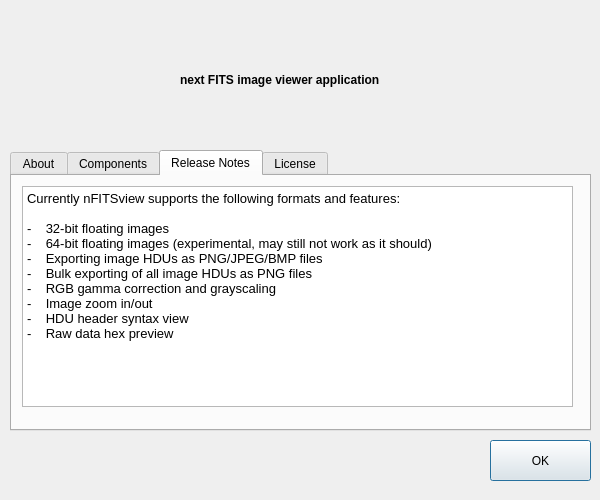
Old version of the form aboutdialog.ui in the repository surhh/nfitsview.
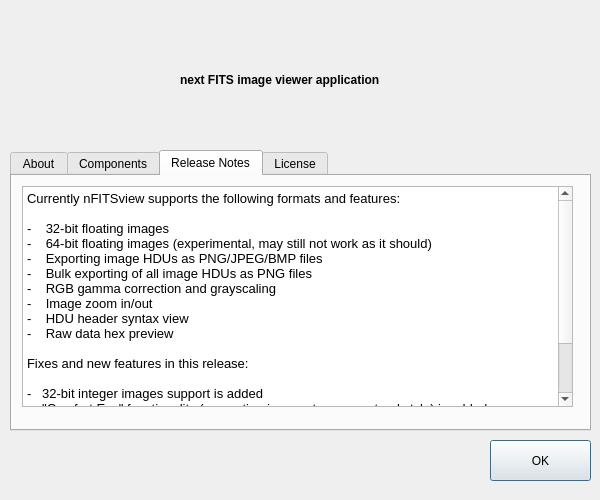
New version of the form. The open tabs and pages were chosen to show the change. Icons and pictures are not drawn.

Commit message: Major commit: Added multiple image HDUs support. Fixed corrupted files processing. UI bugs fixed. Refactored code. Added experimental Eye-Comfort image filter. Added unsigned 32-bit image support

The edit to the form file:
```diff
--- a/aboutdialog.ui
+++ b/aboutdialog.ui
@@ -209,7 +209,16 @@
 &lt;p style=&quot; margin-top:0px; margin-bottom:0px; margin-left:0px; margin-right:0px; -qt-block-indent:0; text-indent:0px;&quot;&gt;-    RGB gamma correction and grayscaling&lt;/p&gt;
 &lt;p style=&quot; margin-top:0px; margin-bottom:0px; margin-left:0px; margin-right:0px; -qt-block-indent:0; text-indent:0px;&quot;&gt;-    Image zoom in/out&lt;/p&gt;
 &lt;p style=&quot; margin-top:0px; margin-bottom:0px; margin-left:0px; margin-right:0px; -qt-block-indent:0; text-indent:0px;&quot;&gt;-    HDU header syntax view&lt;/p&gt;
-&lt;p style=&quot; margin-top:0px; margin-bottom:0px; margin-left:0px; margin-right:0px; -qt-block-indent:0; text-indent:0px;&quot;&gt;-    Raw data hex preview&lt;/p&gt;&lt;/body&gt;&lt;/html&gt;</string>
+&lt;p style=&quot; margin-top:0px; margin-bottom:0px; margin-left:0px; margin-right:0px; -qt-block-indent:0; text-indent:0px;&quot;&gt;-    Raw data hex preview&lt;/p&gt;
+&lt;p style=&quot;-qt-paragraph-type:empty; margin-top:0px; margin-bottom:0px; margin-left:0px; margin-right:0px; -qt-block-indent:0; text-indent:0px;&quot;&gt;&lt;br /&gt;&lt;/p&gt;
+&lt;p style=&quot; margin-top:0px; margin-bottom:0px; margin-left:0px; margin-right:0px; -qt-block-indent:0; text-indent:0px;&quot;&gt;Fixes and new features in this release:&lt;/p&gt;
+&lt;p style=&quot;-qt-paragraph-type:empty; margin-top:0px; margin-bottom:0px; margin-left:0px; margin-right:0px; -qt-block-indent:0; text-indent:0px;&quot;&gt;&lt;br /&gt;&lt;/p&gt;
+&lt;p style=&quot; margin-top:0px; margin-bottom:0px; margin-left:0px; margin-right:0px; -qt-block-indent:0; text-indent:0px;&quot;&gt;-   32-bit integer images support is added&lt;/p&gt;
+&lt;p style=&quot; margin-top:0px; margin-bottom:0px; margin-left:0px; margin-right:0px; -qt-block-indent:0; text-indent:0px;&quot;&gt;-   &amp;quot;Comfort Eye&amp;quot; functionality (converting images to more natural style) is added&lt;/p&gt;
+&lt;p style=&quot; margin-top:0px; margin-bottom:0px; margin-left:0px; margin-right:0px; -qt-block-indent:0; text-indent:0px;&quot;&gt;-   Fixed HDU Explorer bug (edit mode disabled)&lt;/p&gt;
+&lt;p style=&quot; margin-top:0px; margin-bottom:0px; margin-left:0px; margin-right:0px; -qt-block-indent:0; text-indent:0px;&quot;&gt;-   Fixed corrupted files processing (files with partial data)&lt;/p&gt;
+&lt;p style=&quot; margin-top:0px; margin-bottom:0px; margin-left:0px; margin-right:0px; -qt-block-indent:0; text-indent:0px;&quot;&gt;-   Fixed HDU Explorer bug (in some cases not all HDUs were shown)&lt;/p&gt;
+&lt;p style=&quot; margin-top:0px; margin-bottom:0px; margin-left:0px; margin-right:0px; -qt-block-indent:0; text-indent:0px;&quot;&gt;-   Refactored some code&lt;/p&gt;&lt;/body&gt;&lt;/html&gt;</string>
      </property>
     </widget>
    </widget>
```
The commit also changes 14 other files.
